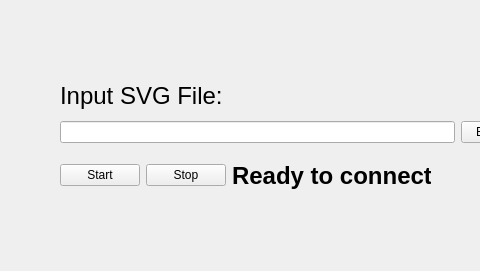
Qt form mainwindow.ui (The-Renaissance/HolePuncherUI) before a commit; both pictures show x 0 to 480 and y 0 to 271 of the 800 by 271 pixel window.
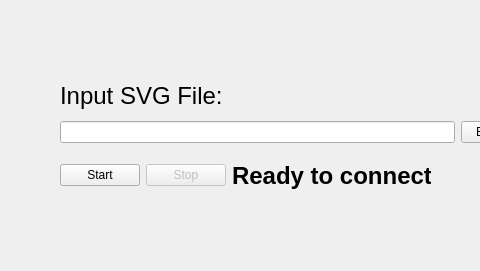
The same form after that commit.

Commit message: Make the stop button disabled at start

```diff
--- a/mainwindow.ui
+++ b/mainwindow.ui
@@ -99,6 +99,9 @@
      </item>
      <item>
       <widget class="QPushButton" name="stopButton">
+       <property name="enabled">
+        <bool>false</bool>
+       </property>
        <property name="text">
         <string>Stop</string>
        </property>
```
